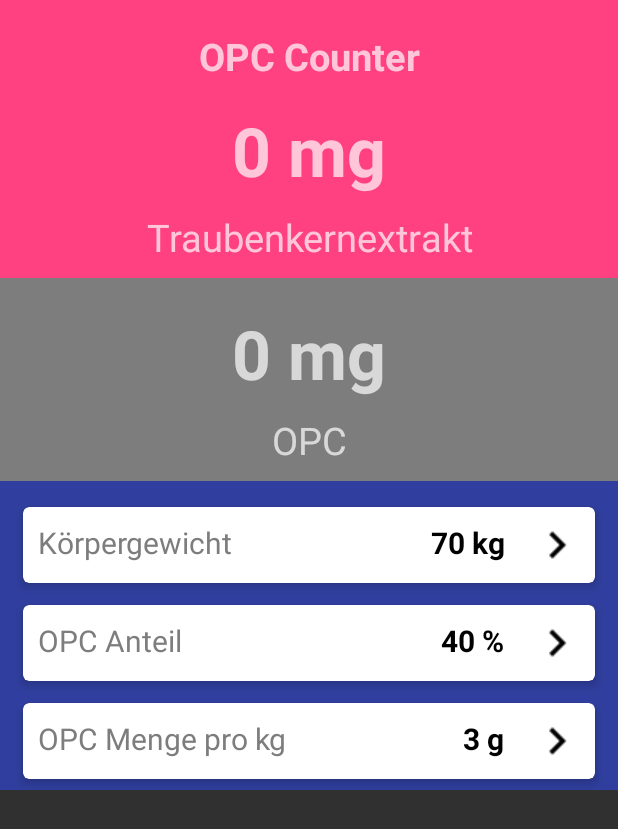
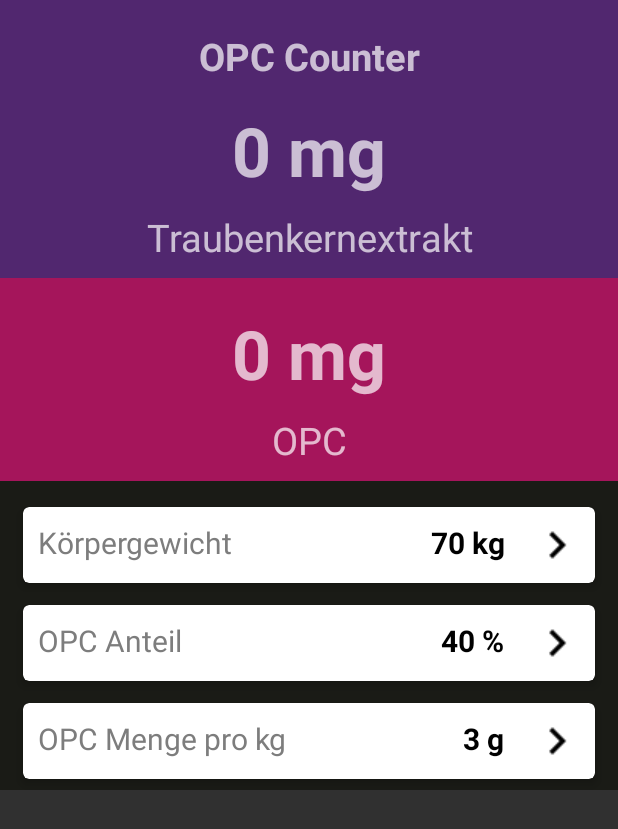
Before and after one commit to lidox/opc-counter, an Android app: the fragment OpcCounterFragment shown on its own in the app's theme, on a phone screen of 412 x 824 dp. Shown: the top 829 px of the screen. Run offline under Robolectric (Android 15) with nearby library versions, the phone set to English and light mode, and no system bars.

Commit message:
try colors

```diff
--- a/app/src/main/res/layout/fragment_opc_counter.xml
+++ b/app/src/main/res/layout/fragment_opc_counter.xml
@@ -9,7 +9,7 @@
         android:id="@+id/header"
         android:layout_width="match_parent"
         android:layout_height="wrap_content"
-        android:background="@color/colorAccent">
+        android:background="@color/colorPurple">
 
         <TextView
             android:id="@+id/grape_seed_extract_title"
@@ -49,7 +49,7 @@
         android:layout_width="match_parent"
         android:layout_height="wrap_content"
         android:layout_below="@+id/header"
-        android:background="@color/colorGrey">
+        android:background="@color/colorOpcPink">
 
         <TextView
             android:id="@+id/opc_value"
--- a/app/src/main/res/values/colors.xml
+++ b/app/src/main/res/values/colors.xml
@@ -1,8 +1,8 @@
 <?xml version="1.0" encoding="utf-8"?>
 <resources>
-    <color name="colorPrimary">#3F51B5</color>
-    <color name="colorPrimaryDark">#303F9F</color>
-    <color name="colorAccent">#FF4081</color>
+    <color name="colorPrimary">#1A1B16</color>
+    <color name="colorPrimaryDark">#1A1B16</color>
+    <color name="colorAccent">#51276F</color>
     <color name="colorGrey">#7D7D7D</color>
     <color name="colorBlack">#000000</color>
 
```
